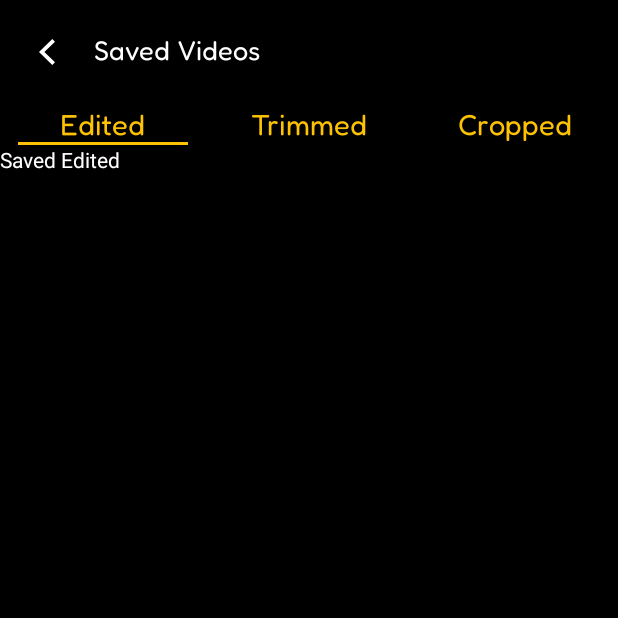
After one commit to SaadullahMaximus/SlowMotionApp, an Android app: the SavedActivity screen opened directly, with no data from a screen before it, on a phone screen of 412 x 824 dp, the top half of it. The commit adds this screen. Run offline under Robolectric (Android 15) with nearby library versions, the phone set to English and light mode, and no system bars; our stand-ins replace sdp/ssp sizes.

Commit message:
Working Fine Till Now.

```diff
--- a/app/src/main/java/com/example/slowmotionapp/ui/activities/MainActivity.kt
+++ b/app/src/main/java/com/example/slowmotionapp/ui/activities/MainActivity.kt
@@ -113,6 +113,10 @@ class MainActivity : AppCompatActivity() {
 
         binding.selectVideoBtn.setOnClickListener {
             checkPermissionGallery(Constants.PERMISSION_GALLERY)
+        }
+
+        binding.btnSaved.setOnClickListener {
+            startActivity(Intent(this, SavedActivity::class.java))
         }
 
     }
--- /dev/null
+++ b/app/src/main/java/com/example/slowmotionapp/ui/activities/SavedActivity.kt
@@ -0,0 +1,91 @@
+package com.example.slowmotionapp.ui.activities
+
+import android.os.Bundle
+import android.view.LayoutInflater
+import android.view.View
+import android.widget.TextView
+import androidx.appcompat.app.AppCompatActivity
+import androidx.fragment.app.Fragment
+import androidx.fragment.app.FragmentManager
+import androidx.fragment.app.FragmentPagerAdapter
+import com.example.slowmotionapp.R
+import com.example.slowmotionapp.databinding.ActivitySavedBinding
+import com.example.slowmotionapp.ui.fragments.savedfragments.SavedCropFragment
+import com.example.slowmotionapp.ui.fragments.savedfragments.SavedEditedFragment
+import com.example.slowmotionapp.ui.fragments.savedfragments.SavedTrimFragment
+import com.google.android.material.tabs.TabLayout
+
+class SavedActivity : AppCompatActivity() {
+
+    private lateinit var binding: ActivitySavedBinding
+
+
+    override fun onCreate(savedInstanceState: Bundle?) {
+        super.onCreate(savedInstanceState)
+        binding = ActivitySavedBinding.inflate(layoutInflater)
+        setContentView(binding.root)
+
+        val viewPagerAdapter = ViewPagerSetter(supportFragmentManager)
+
+        viewPagerAdapter.addFragment(SavedEditedFragment(), "Edited")
+        viewPagerAdapter.addFragment(SavedTrimFragment(), "Trimmed")
+        viewPagerAdapter.addFragment(SavedCropFragment(), "Cropped")
+
+        binding.viewpager.adapter = viewPagerAdapter
+        binding.tabLayout.setupWithViewPager(binding.viewpager)
+        binding.tabLayout.setTabTextColors(R.color.baseColor, R.color.baseColor)
+
+        val tab1: TabLayout.Tab? = binding.tabLayout.getTabAt(0)
+        val tab2: TabLayout.Tab? = binding.tabLayout.getTabAt(1)
+        val tab3: TabLayout.Tab? = binding.tabLayout.getTabAt(2)
+
+        tab1?.customView = createTabView("Edited")
+        tab2?.customView = createTabView("Trimmed")
+        tab3?.customView = createTabView("Cropped")
+
+        binding.backBtn.setOnClickListener {
+            finish()
+        }
+
+    }
+
+    private class ViewPagerSetter(fragmentManager: FragmentManager) :
+        FragmentPagerAdapter(fragmentManager, BEHAVIOR_RESUME_ONLY_CURRENT_FRAGMENT) {
+
+        private val fragmentList = mutableListOf<Fragment>()
+        private val fragmentTitleList = mutableListOf<String>()
+
+        override fun getCount(): Int {
+            return fragmentList.size
+        }
+
+        override fun getItem(position: Int): Fragment {
+            return fragmentList[position]
+        }
+
+        override fun getPageTitle(position: Int): CharSequence {
+            return fragmentTitleList[position]
+        }
+
+        fun addFragment(fragment: Fragment, title: String) {
+            fragmentList.add(fragment)
+            fragmentTitleList.add(title)
+        }
+    }
+
+    override fun onBackPressed() {
+        super.onBackPressed()
+        finish()
+    }
+
+    private fun createTabView(text: String): View {
+        val tabView =
+            LayoutInflater.from(this).inflate(R.layout.custome_saved_layout, null)
+        val textView = tabView.findViewById<TextView>(R.id.tabText)
+
+        textView.text = text
+        return tabView
+    }
+
+
+}
--- a/app/src/main/java/com/example/slowmotionapp/ui/fragments/CropSpeedFragment.kt
+++ b/app/src/main/java/com/example/slowmotionapp/ui/fragments/CropSpeedFragment.kt
@@ -502,8 +502,9 @@ class CropSpeedFragment : Fragment() {
 
         keyCodeR = Integer.valueOf(mediaMetadataRetriever.extractMetadata(18)!!).toInt()
         keyCodeQ = Integer.valueOf(mediaMetadataRetriever.extractMetadata(19)!!).toInt()
+        keyCodeW = Integer.valueOf(mediaMetadataRetriever.extractMetadata(24)!!).toInt()
 
-        keyCodeW = Integer.valueOf(mediaMetadataRetriever.extractMetadata(24)!!).toInt()
+
         val layoutParams = binding.cropperView.layoutParams as FrameLayout.LayoutParams
 
         Log.d("KEYCODE", "cropViewDisplay: $keyCodeR $keyCodeQ $keyCodeW $screenWidth")
@@ -548,10 +549,7 @@ class CropSpeedFragment : Fragment() {
             layoutParams.height = screenWidth
         }
         binding.cropperView.layoutParams = layoutParams
-        Log.d(
-            "HEIGHTWIDTH",
-            "cropViewDisplay:width: ${layoutParams.width},height: ${layoutParams.height}"
-        )
+
         binding.cropperView.setImageBitmap(
             Bitmap.createBitmap(
                 layoutParams.width,
--- a/app/src/main/java/com/example/slowmotionapp/ui/fragments/MainFragment.kt
+++ b/app/src/main/java/com/example/slowmotionapp/ui/fragments/MainFragment.kt
@@ -137,9 +137,6 @@ class MainFragment : Fragment() {
         })
 
 
-//        // Update the SeekBar initially
-//        updateSeekBar()
-
         return binding.root
     }
 
--- /dev/null
+++ b/app/src/main/java/com/example/slowmotionapp/ui/fragments/savedfragments/SavedCropFragment.kt
@@ -0,0 +1,18 @@
+package com.example.slowmotionapp.ui.fragments.savedfragments
+
+import android.os.Bundle
+import android.view.LayoutInflater
+import android.view.View
+import android.view.ViewGroup
+import androidx.fragment.app.Fragment
+import com.example.slowmotionapp.R
+
+class SavedCropFragment : Fragment() {
+
+    override fun onCreateView(
+        inflater: LayoutInflater, container: ViewGroup?,
+        savedInstanceState: Bundle?
+    ): View? {
+        return inflater.inflate(R.layout.fragment_saved_crop, container, false)
+    }
+}
--- /dev/null
+++ b/app/src/main/java/com/example/slowmotionapp/ui/fragments/savedfragments/SavedEditedFragment.kt
@@ -0,0 +1,18 @@
+package com.example.slowmotionapp.ui.fragments.savedfragments
+
+import android.os.Bundle
+import androidx.fragment.app.Fragment
+import android.view.LayoutInflater
+import android.view.View
+import android.view.ViewGroup
+import com.example.slowmotionapp.R
+
+class SavedEditedFragment : Fragment() {
+
+    override fun onCreateView(
+        inflater: LayoutInflater, container: ViewGroup?,
+        savedInstanceState: Bundle?
+    ): View? {
+        return inflater.inflate(R.layout.fragment_saved_edited, container, false)
+    }
+}
--- /dev/null
+++ b/app/src/main/java/com/example/slowmotionapp/ui/fragments/savedfragments/SavedTrimFragment.kt
@@ -0,0 +1,18 @@
+package com.example.slowmotionapp.ui.fragments.savedfragments
+
+import android.os.Bundle
+import android.view.LayoutInflater
+import android.view.View
+import android.view.ViewGroup
+import androidx.fragment.app.Fragment
+import com.example.slowmotionapp.R
+
+class SavedTrimFragment : Fragment() {
+
+    override fun onCreateView(
+        inflater: LayoutInflater, container: ViewGroup?,
+        savedInstanceState: Bundle?
+    ): View? {
+        return inflater.inflate(R.layout.fragment_saved_trim, container, false)
+    }
+}
--- a/app/src/main/res/layout/activity_main.xml
+++ b/app/src/main/res/layout/activity_main.xml
@@ -83,7 +83,7 @@
             android:fontFamily="@font/fredokaregular"
             android:text="@string/create"
             android:textColor="#FEC007"
-            android:textSize="@dimen/_14sdp" />
+            android:textSize="@dimen/_12sdp" />
 
     </LinearLayout>
 
@@ -165,6 +165,7 @@
         app:layout_constraintTop_toTopOf="parent">
 
         <LinearLayout
+            android:id="@+id/btnSaved"
             android:layout_width="0dp"
             android:layout_height="wrap_content"
             android:layout_weight="1"
@@ -181,7 +182,7 @@
                 android:layout_width="wrap_content"
                 android:layout_height="wrap_content"
                 android:fontFamily="@font/fredokaregular"
-                android:textSize="@dimen/_14sdp"
+                android:textSize="@dimen/_11sdp"
                 android:text="@string/saved"
                 android:textColor="@color/white" />
 
@@ -210,7 +211,7 @@
                 android:layout_width="wrap_content"
                 android:layout_height="wrap_content"
                 android:fontFamily="@font/fredokaregular"
-                android:textSize="@dimen/_14sdp"
+                android:textSize="@dimen/_11sdp"
                 android:text="@string/trim"
                 android:textColor="@color/white" />
 
@@ -239,7 +240,7 @@
                 android:layout_width="wrap_content"
                 android:layout_height="wrap_content"
                 android:fontFamily="@font/fredokaregular"
-                android:textSize="@dimen/_14sdp"
+                android:textSize="@dimen/_11sdp"
                 android:text="@string/crop"
                 android:textColor="@color/white" />
 
@@ -268,7 +269,7 @@
                 android:layout_width="wrap_content"
                 android:layout_height="wrap_content"
                 android:fontFamily="@font/fredokaregular"
-                android:textSize="@dimen/_14sdp"
+                android:textSize="@dimen/_11sdp"
                 android:text="@string/movies"
                 android:textColor="@color/white" />
 
--- /dev/null
+++ b/app/src/main/res/layout/activity_saved.xml
@@ -0,0 +1,57 @@
+<?xml version="1.0" encoding="utf-8"?>
+<androidx.constraintlayout.widget.ConstraintLayout xmlns:android="http://schemas.android.com/apk/res/android"
+    xmlns:app="http://schemas.android.com/apk/res-auto"
+    xmlns:tools="http://schemas.android.com/tools"
+    android:layout_width="match_parent"
+    android:layout_height="match_parent"
+    android:background="@color/black"
+    tools:context=".ui.activities.SavedActivity">
+
+    <ImageView
+        android:id="@+id/backBtn"
+        android:layout_width="wrap_content"
+        android:layout_height="wrap_content"
+        android:layout_margin="@dimen/_20sdp"
+        android:src="@drawable/baseline_arrow_back"
+        app:layout_constraintStart_toStartOf="parent"
+        app:layout_constraintTop_toTopOf="parent" />
+
+    <TextView
+        android:id="@+id/TVSaved"
+        android:layout_width="wrap_content"
+        android:layout_height="wrap_content"
+        android:layout_marginStart="@dimen/_20sdp"
+        android:layout_marginTop="@dimen/_17sdp"
+        android:fontFamily="@font/fredokaregular"
+        android:text="Saved Videos"
+        android:textColor="@color/white"
+        android:textSize="@dimen/_14sdp"
+        app:layout_constraintStart_toEndOf="@+id/backBtn"
+        app:layout_constraintTop_toTopOf="parent" />
+
+    <com.google.android.material.tabs.TabLayout
+        android:id="@+id/tab_layout"
+        style="@style/CustomTabLayout"
+        app:tabIndicatorFullWidth="false"
+        android:layout_width="match_parent"
+        android:layout_height="@dimen/_20sdp"
+        android:layout_marginTop="@dimen/_20sdp"
+        android:background="@color/black"
+        app:layout_constraintBottom_toTopOf="@id/viewpager"
+        app:layout_constraintEnd_toEndOf="parent"
+        app:layout_constraintStart_toStartOf="parent"
+        app:layout_constraintTop_toBottomOf="@id/TVSaved"
+        app:tabGravity="fill"
+        app:tabMode="fixed" />
+
+    <com.example.slowmotionapp.customviews.NonSwipeViewPager
+        android:id="@+id/viewpager"
+        android:layout_width="match_parent"
+        android:layout_height="0dp"
+        app:layout_behavior="@string/appbar_scrolling_view_behavior"
+        app:layout_constraintBottom_toBottomOf="parent"
+        app:layout_constraintEnd_toEndOf="parent"
+        app:layout_constraintStart_toStartOf="parent"
+        app:layout_constraintTop_toBottomOf="@id/tab_layout" />
+
+</androidx.constraintlayout.widget.ConstraintLayout>
--- /dev/null
+++ b/app/src/main/res/layout/custome_saved_layout.xml
@@ -0,0 +1,22 @@
+<?xml version="1.0" encoding="utf-8"?>
+<androidx.constraintlayout.widget.ConstraintLayout xmlns:android="http://schemas.android.com/apk/res/android"
+    xmlns:app="http://schemas.android.com/apk/res-auto"
+    android:layout_width="wrap_content"
+    android:layout_height="wrap_content">
+
+    <TextView
+        android:id="@+id/tabText"
+        android:layout_width="wrap_content"
+        android:layout_height="wrap_content"
+        android:layout_gravity="center_horizontal"
+        android:fontFamily="@font/fredokaregular"
+        android:text="Speed"
+        android:layout_marginBottom="@dimen/_2sdp"
+        android:textColor="@color/baseColor"
+        android:textSize="@dimen/_15sdp"
+        app:layout_constraintBottom_toBottomOf="parent"
+        app:layout_constraintEnd_toEndOf="parent"
+        app:layout_constraintStart_toStartOf="parent"
+        app:layout_constraintTop_toTopOf="parent" />
+
+</androidx.constraintlayout.widget.ConstraintLayout>
--- /dev/null
+++ b/app/src/main/res/layout/fragment_saved_crop.xml
@@ -0,0 +1,14 @@
+<?xml version="1.0" encoding="utf-8"?>
+<FrameLayout xmlns:android="http://schemas.android.com/apk/res/android"
+    xmlns:tools="http://schemas.android.com/tools"
+    android:layout_width="match_parent"
+    android:layout_height="match_parent"
+    tools:context=".ui.fragments.savedfragments.SavedCropFragment">
+
+    <TextView
+        android:layout_width="match_parent"
+        android:layout_height="match_parent"
+        android:textColor="@color/white"
+        android:text="Saved Crop" />
+
+</FrameLayout>
--- /dev/null
+++ b/app/src/main/res/layout/fragment_saved_edited.xml
@@ -0,0 +1,14 @@
+<?xml version="1.0" encoding="utf-8"?>
+<FrameLayout xmlns:android="http://schemas.android.com/apk/res/android"
+    xmlns:tools="http://schemas.android.com/tools"
+    android:layout_width="match_parent"
+    android:layout_height="match_parent"
+    tools:context=".ui.fragments.savedfragments.SavedEditedFragment">
+
+    <TextView
+        android:layout_width="match_parent"
+        android:layout_height="match_parent"
+        android:textColor="@color/white"
+        android:text="Saved Edited" />
+
+</FrameLayout>
--- /dev/null
+++ b/app/src/main/res/layout/fragment_saved_trim.xml
@@ -0,0 +1,14 @@
+<?xml version="1.0" encoding="utf-8"?>
+<FrameLayout xmlns:android="http://schemas.android.com/apk/res/android"
+    xmlns:tools="http://schemas.android.com/tools"
+    android:layout_width="match_parent"
+    android:layout_height="match_parent"
+    tools:context=".ui.fragments.savedfragments.SavedTrimFragment">
+
+    <TextView
+        android:layout_width="match_parent"
+        android:layout_height="match_parent"
+        android:textColor="@color/white"
+        android:text="Saved Trim" />
+
+</FrameLayout>
--- a/app/src/main/res/values/themes.xml
+++ b/app/src/main/res/values/themes.xml
@@ -25,6 +25,7 @@
 
     <style name="CustomTabLayout" parent="Widget.Design.TabLayout">
         <item name="tabIndicatorColor">@color/baseColor</item>
+        <item name="android:textColor">@color/baseColor</item>
     </style>
 
 
```
Also changed, not shown: app/src/main/AndroidManifest.xml (+5 -3 lines).
